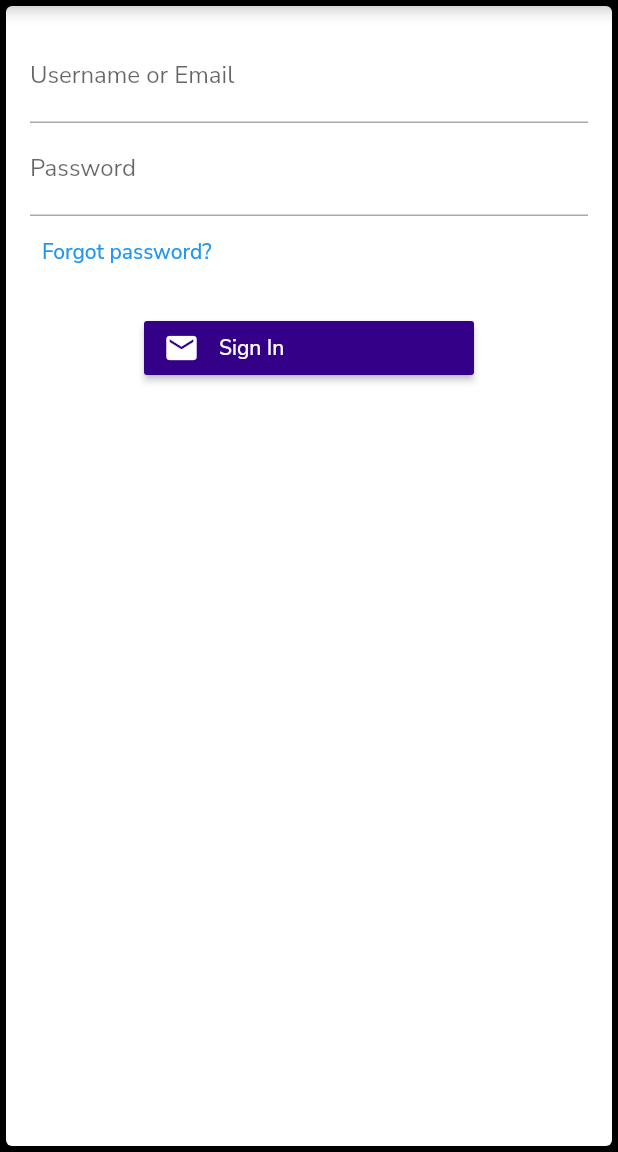
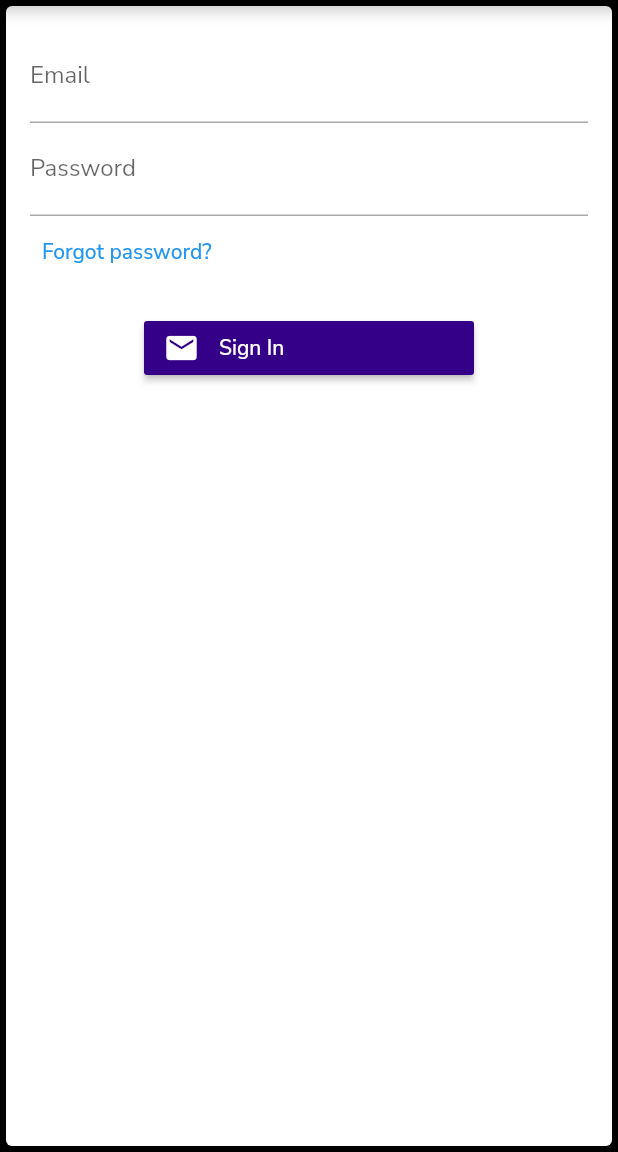
Before and after one commit to ivonpechmann/jade, a Flutter app: the screen it shows after launch, after a tap on "Log in", on a phone screen of 412 x 824 dp, the part 84-1236 px from its top. Run offline on Flutter 3.47's test engine with Material 2 defaults, Android fonts, the phone set to English and light mode, and no system bars; our stand-ins replace cloud_firestore, firebase_auth, firebase_core, firebase_storage, flutter_signin_button, google_fonts and 1 more; accounts and stored records are empty.

Commit message:
username login is postponed for now

```diff
--- a/lib/screens/email_login.dart
+++ b/lib/screens/email_login.dart
@@ -33,7 +33,7 @@ class _EmailLoginScreenState extends State<EmailLoginScreen> {
               children: <Widget>[
                 TextFormField(
                   controller: _emailController,
-                  decoration: const InputDecoration(labelText: 'Username or Email'),
+                  decoration: const InputDecoration(labelText: 'Email'),
                   validator: (String? value) {
                     if (value!.isEmpty) return 'Please enter some text';
                     return null;
```
